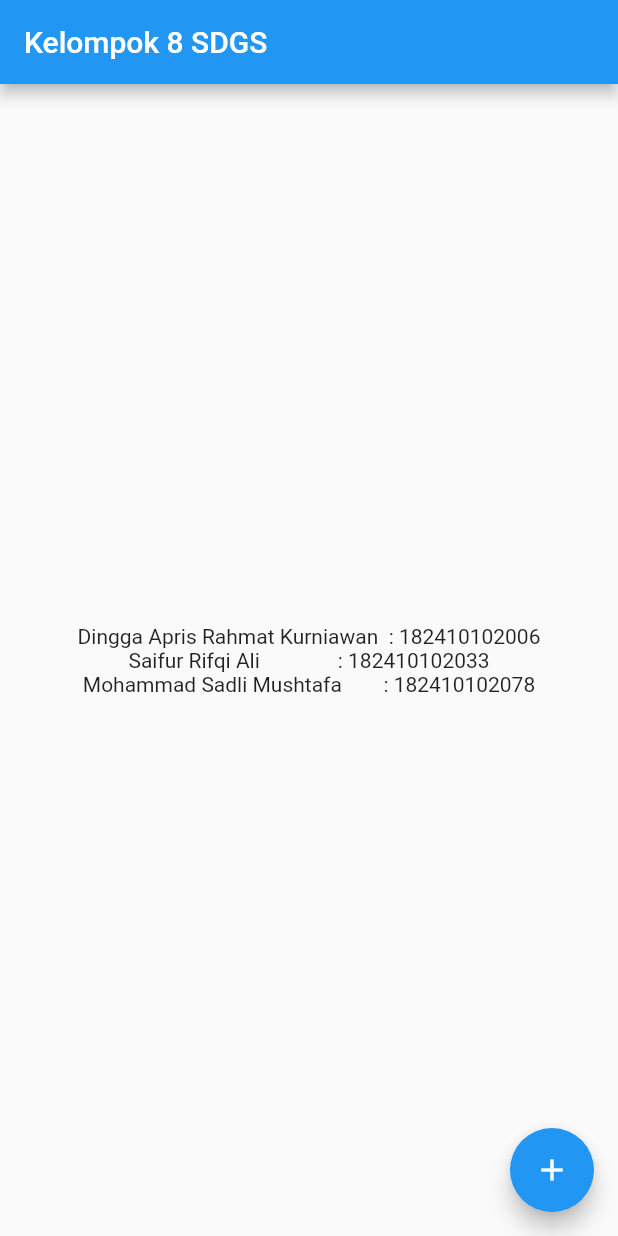
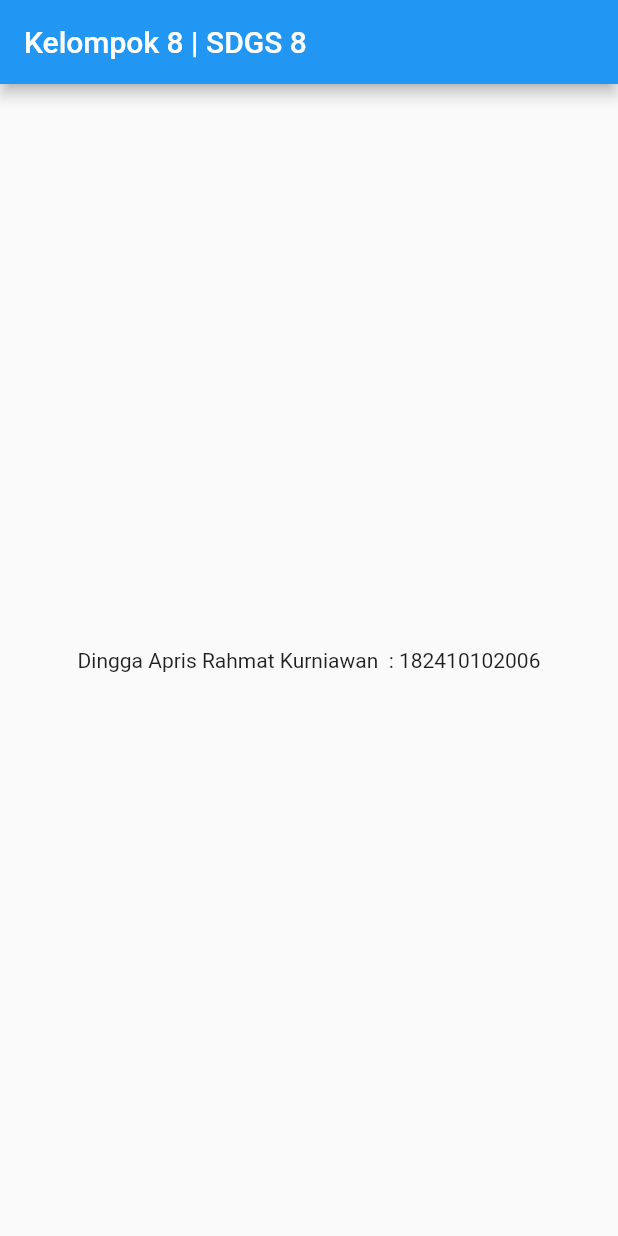
Before and after one commit to dinggasukapaus/KELOMPOK_8_SDGS, a Flutter app: the screen it shows after launch, on a phone screen of 412 x 824 dp. Run offline on Flutter 3.47's test engine with Material 2 defaults, Android fonts, the phone set to English and light mode, and no system bars.

Commit message:
perubahan drastis

```diff
--- a/lib/main.dart
+++ b/lib/main.dart
@@ -1,112 +1,44 @@
+//package material
 import 'package:flutter/material.dart';
 
+//fungsi yang di jalankan pertamakali
 void main() {
-  runApp(MyApp());
+  //menjalankan method runApp yang di dalamnya
+  //terdapat class yang di jalankan method runApp
+  runApp(new MyApp());
 }
 
-//test commit
+//class myapp yang merupakan turuna dari stlwidget
 class MyApp extends StatelessWidget {
-  // This widget is the root of your application.
+  //yang harus di override class turunannya
   @override
+  //method build dari stlwidget
+  //method akan mengembalikan sebuah widget
+  //yang merupakan tampilan dari stlwidget
   Widget build(BuildContext context) {
+    //mengembalikan materiap yang berisi data2 material design
     return MaterialApp(
       //menghapus banner debug
       debugShowCheckedModeBanner: false,
-      title: 'Flutter Demo',
-      theme: ThemeData(
-        // This is the theme of your application.
-        //
-        // Try running your application with "flutter run". You'll see the
-        // application has a blue toolbar. Then, without quitting the app, try
-        // changing the primarySwatch below to Colors.green and then invoke
-        // "hot reload" (press "r" in the console where you ran "flutter run",
-        // or simply save your changes to "hot reload" in a Flutter IDE).
-        // Notice that the counter didn't reset back to zero; the application
-        // is not restarted.
-        primarySwatch: Colors.blue,
+      //properti home
+      //properti tampilan untuk materiaApp
+      //dan menggunkan widget scafold = TAMPILAN DASAR APLIKASI
+      home: Scaffold(
+        //properti appbar yang memiliki widget appbar
+        appBar: AppBar(
+          //didalamnya terdapat properti title dengan
+          //widget text
+          title: Text('Kelompok 8 | SDGS 8'),
+        ),
+        //properti body yang memiliki
+        //widget center -> widget text
+        //widget center membuat value dari widget text menjadi di tengah
+        body: Center(
+          child: Container(
+            child: Text('Dingga Apris Rahmat Kurniawan  : 182410102006'),
+          ),
+        ),
       ),
-      home: MyHomePage(title: ''),
     );
   }
 }
-
-class MyHomePage extends StatefulWidget {
-  MyHomePage({Key key, this.title}) : super(key: key);
-
-  // This widget is the home page of your application. It is stateful, meaning
-  // that it has a State object (defined below) that contains fields that affect
-  // how it looks.
-
-  // This class is the configuration for the state. It holds the values (in this
-  // case the title) provided by the parent (in this case the App widget) and
-  // used by the build method of the State. Fields in a Widget subclass are
-  // always marked "final".
-
-  final String title;
-
-  @override
-  _MyHomePageState createState() => _MyHomePageState();
-}
-
-class _MyHomePageState extends State<MyHomePage> {
-  int _counter = 0;
-
-  void _incrementCounter() {
-    setState(() {
-      // This call to setState tells the Flutter framework that something has
-      // changed in this State, which causes it to rerun the build method below
-      // so that the display can reflect the updated values. If we changed
-      // _counter without calling setState(), then the build method would not be
-      // called again, and so nothing would appear to happen.
-      _counter++;
-    });
-  }
-
-  @override
-  Widget build(BuildContext context) {
-    // This method is rerun every time setState is called, for instance as done
-    // by the _incrementCounter method above.
-    //
-    // The Flutter framework has been optimized to make rerunning build methods
-    // fast, so that you can just rebuild anything that needs updating rather
-    // than having to individually change instances of widgets.
-    return Scaffold(
-      appBar: AppBar(
-        // Here we take the value from the MyHomePage object that was created by
-        // the App.build method, and use it to set our appbar title.
-        title: Text('Kelompok 8 SDGS'),
-      ),
-      body: Center(
-        // Center is a layout widget. It takes a single child and positions it
-        // in the middle of the parent.
-        child: Column(
-          // Column is also a layout widget. It takes a list of children and
-          // arranges them vertically. By default, it sizes itself to fit its
-          // children horizontally, and tries to be as tall as its parent.
-          //
-          // Invoke "debug painting" (press "p" in the console, choose the
-          // "Toggle Debug Paint" action from the Flutter Inspector in Android
-          // Studio, or the "Toggle Debug Paint" command in Visual Studio Code)
-          // to see the wireframe for each widget.
-          //
-          // Column has various properties to control how it sizes itself and
-          // how it positions its children. Here we use mainAxisAlignment to
-          // center the children vertically; the main axis here is the vertical
-          // axis because Columns are vertical (the cross axis would be
-          // horizontal).
-          mainAxisAlignment: MainAxisAlignment.center,
-          children: <Widget>[
-            Text('Dingga Apris Rahmat Kurniawan  : 182410102006'),
-            Text('Saifur Rifqi Ali               : 182410102033'),
-            Text('Mohammad Sadli Mushtafa        : 182410102078'),
-          ],
-        ),
-      ),
-      floatingActionButton: FloatingActionButton(
-        onPressed: _incrementCounter,
-        tooltip: 'Increment',
-        child: Icon(Icons.add),
-      ), // This trailing comma makes auto-formatting nicer for build methods.
-    );
-  }
-}
```
